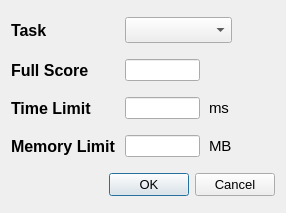
Above: forms/addtaskdialog.ui from Project-LemonLime/Project_LemonLime before the change. Below: the same form after it.
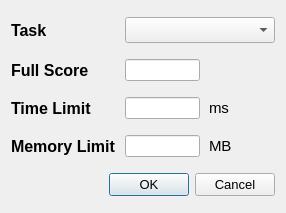
That is the form after the change.

```diff
--- a/forms/addtaskdialog.ui
+++ b/forms/addtaskdialog.ui
@@ -131,13 +131,6 @@
      </property>
     </widget>
    </item>
-   <item row="0" column="1" colspan="2">
-    <widget class="QComboBox" name="taskBox">
-     <property name="styleSheet">
-      <string notr="true">font-size:11pt;</string>
-     </property>
-    </widget>
-   </item>
    <item row="3" column="1">
     <widget class="QLineEdit" name="memoryLimit">
      <property name="maximumSize">
@@ -171,6 +164,13 @@
      </property>
     </widget>
    </item>
+   <item row="0" column="1" colspan="3">
+    <widget class="QComboBox" name="taskBox">
+     <property name="styleSheet">
+      <string notr="true">font-size:11pt;</string>
+     </property>
+    </widget>
+   </item>
   </layout>
  </widget>
  <resources/>
```
